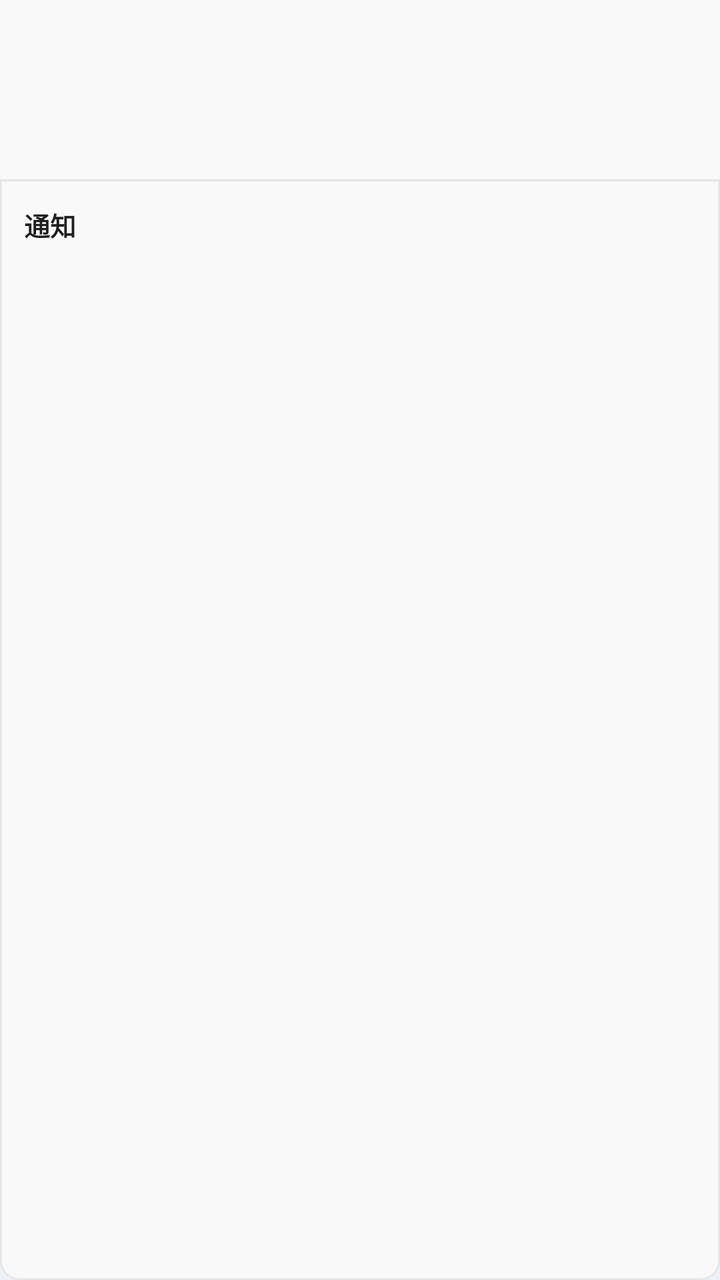
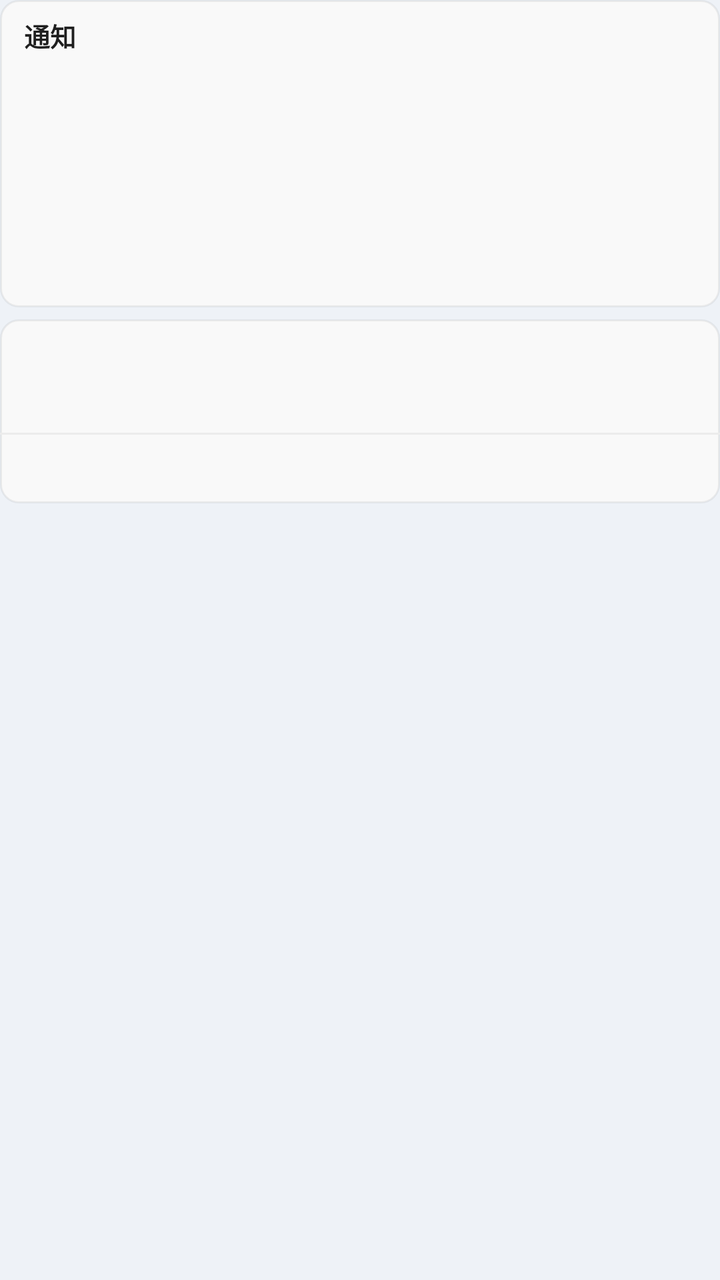

Compare the two renders of this Android layout. The source of the first and the diff that turns it into the second are given below.
<!-- AndroidManifest.xml: application theme Theme.CloudPhone -->
<!-- res/layout/dialog_multi_app_clock_panel.xml -->
<?xml version="1.0" encoding="utf-8"?>
<LinearLayout xmlns:android="http://schemas.android.com/apk/res/android"
    android:layout_width="360dp"
    android:layout_height="wrap_content"
    android:background="@drawable/bg_win11_flyout"
    android:elevation="12dp"
    android:orientation="vertical"
    android:padding="0dp">

    <LinearLayout
        android:layout_width="match_parent"
        android:layout_height="wrap_content"
        android:background="#F9F9F9"
        android:orientation="vertical"
        android:padding="12dp">

        <TextView
            android:id="@+id/textCalendarGregorian"
            android:layout_width="match_parent"
            android:layout_height="wrap_content"
            android:textColor="#1F1F1F"
            android:textSize="13sp"
            android:textStyle="bold" />

        <TextView
            android:id="@+id/textCalendarLunar"
            android:layout_width="match_parent"
            android:layout_height="wrap_content"
            android:layout_marginTop="4dp"
            android:textColor="#666666"
            android:textSize="12sp" />

        <TextView
            android:id="@+id/textCalendarMonth"
            android:layout_width="match_parent"
            android:layout_height="wrap_content"
            android:layout_marginTop="10dp"
            android:textColor="#1F1F1F"
            android:textSize="13sp" />
    </LinearLayout>

    <View
        android:layout_width="match_parent"
        android:layout_height="1dp"
        android:background="#E5E5E5" />

    <LinearLayout
        android:layout_width="match_parent"
        android:layout_height="wrap_content"
        android:orientation="vertical"
        android:padding="12dp">

        <TextView
            android:layout_width="match_parent"
            android:layout_height="wrap_content"
            android:text="@string/multi_app_notifications"
            android:textColor="#1F1F1F"
            android:textSize="13sp"
            android:textStyle="bold" />

        <TextView
            android:id="@+id/textNotificationsError"
            android:layout_width="match_parent"
            android:layout_height="wrap_content"
            android:layout_marginTop="8dp"
            android:gravity="center"
            android:paddingTop="12dp"
            android:paddingBottom="12dp"
            android:textColor="#666666"
            android:textSize="13sp" />

        <androidx.recyclerview.widget.RecyclerView
            android:id="@+id/recyclerNotifications"
            android:layout_width="match_parent"
            android:layout_height="240dp"
            android:layout_marginTop="4dp" />
    </LinearLayout>

</LinearLayout>
<!-- resources referenced by this layout -->
<resources>
  <!-- drawable bg_win11_flyout (drawable) -->
  <?xml version="1.0" encoding="utf-8"?>
  <shape xmlns:android="http://schemas.android.com/apk/res/android"
      android:shape="rectangle">
      <solid android:color="#FAF9F9F9" />
      <corners android:radius="9dp" />
      <stroke
          android:width="1dp"
          android:color="#0F000000" />
  </shape>
  <string name="multi_app_notifications">通知</string>
  <style name="Theme.CloudPhone" parent="Base.Theme.CloudPhone" />
  <style name="Base.Theme.CloudPhone" parent="Theme.Material3.DayNight.NoActionBar">
          <item name="colorPrimary">@color/auth_primary</item>
          <item name="colorOnPrimary">@color/auth_primary_text</item>
          <item name="colorPrimaryContainer">@color/auth_accent_soft</item>
          <item name="colorOnPrimaryContainer">@color/auth_primary_dark</item>
          <item name="colorSecondary">@color/auth_primary</item>
          <item name="colorOnSecondary">@color/auth_primary_text</item>
          <item name="colorSurface">@color/auth_surface</item>
          <item name="colorOnSurface">@color/auth_text_primary</item>
          <item name="colorOnSurfaceVariant">@color/auth_text_secondary</item>
          <item name="colorOutline">@color/auth_line</item>
          <item name="colorOutlineVariant">@color/auth_border</item>
          <item name="colorSurfaceContainer">@color/m3_surface_container</item>
          <item name="colorSurfaceContainerHigh">@color/m3_surface_container_high</item>
          <item name="android:colorBackground">@color/auth_background</item>
          <item name="android:statusBarColor">@color/auth_background</item>
          <item name="android:navigationBarColor">@color/m3_surface_container</item>
          <item name="android:windowLightStatusBar">true</item>
          <item name="android:windowLightNavigationBar">true</item>
          <item name="materialButtonStyle">@style/Widget.Material3.Button</item>
          <item name="textInputStyle">@style/Widget.Material3.TextInputLayout.OutlinedBox</item>
      </style>
  <color name="auth_primary">#16A34A</color>
  <color name="auth_primary_text">#052E16</color>
  <color name="auth_accent_soft">#E8F7EE</color>
  <color name="auth_primary_dark">#15803D</color>
  <color name="auth_surface">#FFFFFF</color>
  <color name="auth_text_primary">#0F172A</color>
  <color name="auth_text_secondary">#475569</color>
  <color name="auth_line">#D7E0EA</color>
  <color name="auth_border">#D7E0EA</color>
  <color name="m3_surface_container">#FFFFFF</color>
  <color name="m3_surface_container_high">#F8FAFC</color>
  <color name="auth_background">#EEF2F7</color>
</resources>

<!-- the commit's change to res/layout/dialog_multi_app_clock_panel.xml (unified diff, before → after) -->
@@ -1,79 +1,134 @@
 <?xml version="1.0" encoding="utf-8"?>
-<LinearLayout xmlns:android="http://schemas.android.com/apk/res/android"
-    android:layout_width="360dp"
-    android:layout_height="wrap_content"
-    android:background="@drawable/bg_win11_flyout"
-    android:elevation="12dp"
-    android:orientation="vertical"
-    android:padding="0dp">
+<ScrollView xmlns:android="http://schemas.android.com/apk/res/android"
+    android:id="@+id/clockPanelScroll"
+    android:layout_width="match_parent"
+    android:layout_height="match_parent"
+    android:fillViewport="true"
+    android:overScrollMode="ifContentScrolls"
+    android:scrollbars="vertical">
 
     <LinearLayout
         android:layout_width="match_parent"
         android:layout_height="wrap_content"
-        android:background="#F9F9F9"
+        android:background="@android:color/transparent"
         android:orientation="vertical"
-        android:padding="12dp">
+        android:padding="0dp">
 
-        <TextView
-            android:id="@+id/textCalendarGregorian"
+        <LinearLayout
+            android:id="@+id/notificationsPanel"
             android:layout_width="match_parent"
             android:layout_height="wrap_content"
-            android:textColor="#1F1F1F"
-            android:textSize="13sp"
-            android:textStyle="bold" />
+            android:background="@drawable/bg_win11_flyout"
+            android:elevation="8dp"
+            android:orientation="vertical"
+            android:paddingBottom="6dp">
 
-        <TextView
-            android:id="@+id/textCalendarLunar"
+            <TextView
+                android:layout_width="match_parent"
+                android:layout_height="wrap_content"
+                android:paddingStart="12dp"
+                android:paddingTop="8dp"
+                android:paddingEnd="12dp"
+                android:paddingBottom="4dp"
+                android:text="@string/multi_app_notifications"
+                android:textColor="#1F1F1F"
+                android:textSize="13sp"
+                android:textStyle="bold" />
+
+            <TextView
+                android:id="@+id/textNotificationsError"
+                android:layout_width="match_parent"
+                android:layout_height="wrap_content"
+                android:gravity="center"
+                android:paddingStart="12dp"
+                android:paddingEnd="12dp"
+                android:paddingBottom="4dp"
+                android:textColor="#666666"
+                android:textSize="12sp" />
+
+            <androidx.recyclerview.widget.RecyclerView
+                android:id="@+id/recyclerNotifications"
+                android:layout_width="match_parent"
+                android:layout_height="96dp"
+                android:paddingStart="8dp"
+                android:paddingEnd="8dp"
+                android:nestedScrollingEnabled="false" />
+        </LinearLayout>
+
+        <LinearLayout
             android:layout_width="match_parent"
             android:layout_height="wrap_content"
-            android:layout_marginTop="4dp"
-            android:textColor="#666666"
-            android:textSize="12sp" />
+            android:layout_marginTop="6dp"
+            android:background="@drawable/bg_win11_flyout"
+            android:elevation="8dp"
+            android:orientation="vertical">
 
-        <TextView
-            android:id="@+id/textCalendarMonth"
-            android:layout_width="match_parent"
-            android:layout_height="wrap_content"
-            android:layout_marginTop="10dp"
-            android:textColor="#1F1F1F"
-            android:textSize="13sp" />
+            <LinearLayout
+                android:layout_width="match_parent"
+                android:layout_height="wrap_content"
+                android:orientation="vertical"
+                android:paddingStart="12dp"
+                android:paddingTop="10dp"
+                android:paddingEnd="12dp"
+                android:paddingBottom="8dp">
+
+                <TextView
+                    android:id="@+id/textCalendarGregorian"
+                    android:layout_width="match_parent"
+                    android:layout_height="wrap_content"
+                    android:textColor="#1F1F1F"
+                    android:textSize="15sp"
+                    android:textStyle="bold" />
+
+                <TextView
+                    android:id="@+id/textCalendarLunar"
+                    android:layout_width="match_parent"
+                    android:layout_height="wrap_content"
+                    android:layout_marginTop="2dp"
+                    android:textColor="#666666"
+                    android:textSize="12sp" />
+            </LinearLayout>
+
+            <View
+                android:layout_width="match_parent"
+                android:layout_height="1dp"
+                android:background="#ECECEC" />
+
+            <LinearLayout
+                android:id="@+id/calendarBody"
+                android:layout_width="match_parent"
+                android:layout_height="wrap_content"
+                android:orientation="vertical"
+                android:paddingStart="8dp"
+                android:paddingTop="6dp"
+                android:paddingEnd="8dp"
+                android:paddingBottom="8dp">
+
+                <TextView
+                    android:id="@+id/textCalendarMonth"
+                    android:layout_width="match_parent"
+                    android:layout_height="wrap_content"
+                    android:paddingStart="4dp"
+                    android:paddingBottom="4dp"
+                    android:textColor="#1F1F1F"
+                    android:textSize="12sp"
+                    android:textStyle="bold" />
+
+                <LinearLayout
+                    android:id="@+id/calendarWeekdays"
+                    android:layout_width="match_parent"
+                    android:layout_height="wrap_content"
+                    android:orientation="horizontal" />
+
+                <GridLayout
+                    android:id="@+id/calendarGrid"
+                    android:layout_width="match_parent"
+                    android:layout_height="wrap_content"
+                    android:alignmentMode="alignBounds"
+                    android:columnCount="7"
+                    android:rowCount="6"
+                    android:useDefaultMargins="false" />
+            </LinearLayout>
+        </LinearLayout>
     </LinearLayout>
-
-    <View
-        android:layout_width="match_parent"
-        android:layout_height="1dp"
-        android:background="#E5E5E5" />
-
-    <LinearLayout
-        android:layout_width="match_parent"
-        android:layout_height="wrap_content"
-        android:orientation="vertical"
-        android:padding="12dp">
-
-        <TextView
-            android:layout_width="match_parent"
-            android:layout_height="wrap_content"
-            android:text="@string/multi_app_notifications"
-            android:textColor="#1F1F1F"
-            android:textSize="13sp"
-            android:textStyle="bold" />
-
-        <TextView
-            android:id="@+id/textNotificationsError"
-            android:layout_width="match_parent"
-            android:layout_height="wrap_content"
-            android:layout_marginTop="8dp"
-            android:gravity="center"
-            android:paddingTop="12dp"
-            android:paddingBottom="12dp"
-            android:textColor="#666666"
-            android:textSize="13sp" />
-
-        <androidx.recyclerview.widget.RecyclerView
-            android:id="@+id/recyclerNotifications"
-            android:layout_width="match_parent"
-            android:layout_height="240dp"
-            android:layout_marginTop="4dp" />
-    </LinearLayout>
-
-</LinearLayout>
+</ScrollView>
